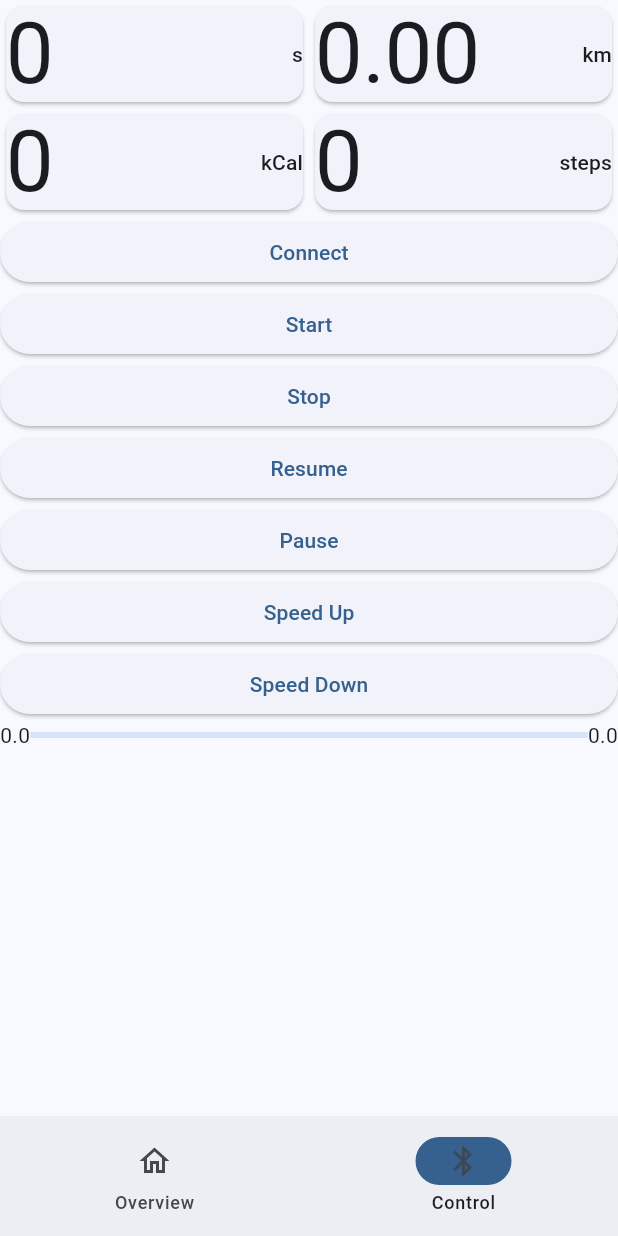
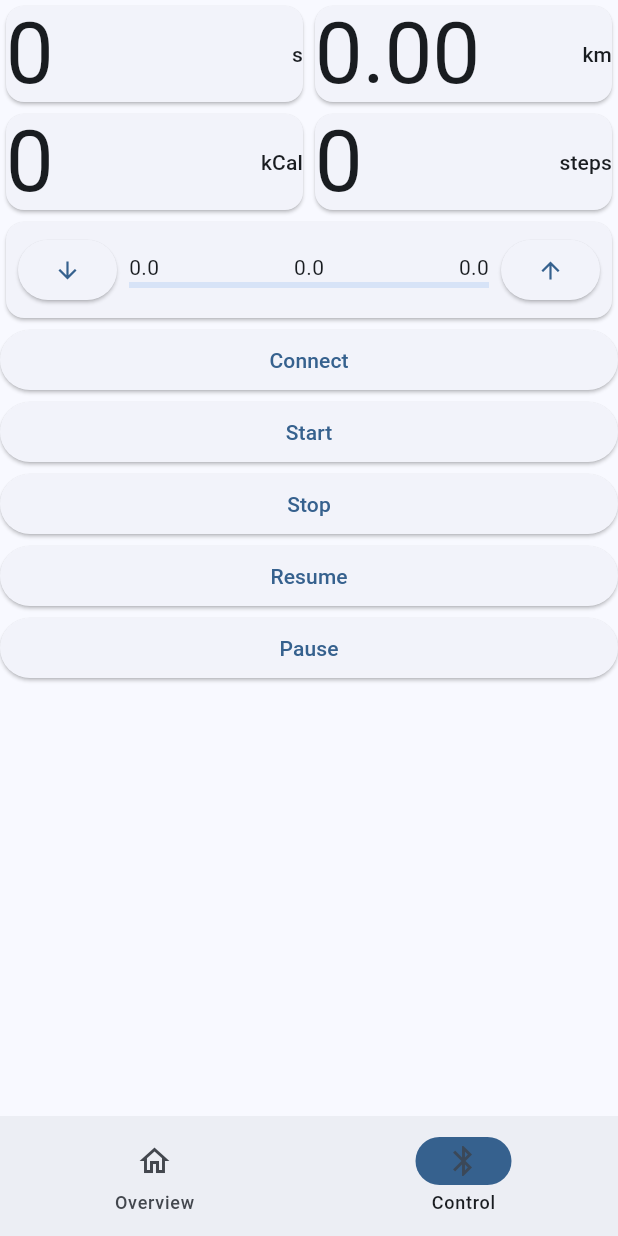
Before and after one commit to locback/FitnessMachine, a Flutter app: the screen it shows after launch, item 2 of the bottom bar chosen, on a phone screen of 412 x 824 dp. Run offline on Flutter 3.47's test engine with Material 3 defaults, Android fonts, the phone set to English and light mode, and no system bars; our stand-ins replace equatable, flutter_bloc, flutter_blue_plus, get_it, wakelock_plus; missing offline and left inert: safe_device.

Commit message:
Added basic speed indicator control

```diff
--- a/src/lib/modules/demo_ctrl/widgets/controls/speed_indicator.dart
+++ b/src/lib/modules/demo_ctrl/widgets/controls/speed_indicator.dart
@@ -11,13 +11,32 @@ class SpeedIndicator extends StatelessWidget {
     return BlocProvider(
         create: (ctx) => SpeedRangeAndSettingCubit(const SpeedState.zero()),
         child: BlocBuilder<SpeedRangeAndSettingCubit, SpeedState>(
-          builder: (ctx, state) => Row(
-            children: [
-              Text(state.minSpeed.toStringAsFixed(1)),
-              Expanded(child: LinearProgressIndicator(value: state.maxSpeed > 0 ? state.speedInKmh / state.maxSpeed : 0)),
-              Text(state.maxSpeed.toStringAsFixed(1)),
-            ],
-          ),
+          builder: (ctx, state) {
+            final cubit = ctx.read<SpeedRangeAndSettingCubit>();
+            return Card(
+                child: Row(
+              children: [
+                Padding(
+                    padding: const EdgeInsets.all(8),
+                    child: ElevatedButton(onPressed: () async => cubit.speedDown(), child: const Icon(Icons.arrow_downward))),
+                Expanded(
+                    child: Column(crossAxisAlignment: CrossAxisAlignment.stretch, children: [
+                  Row(children: [
+                    Align(alignment: Alignment.centerLeft, child: Text(state.minSpeed.toStringAsFixed(1))),
+                    Expanded(child: Align(alignment: Alignment.center, child: Text(state.speedInKmh.toStringAsFixed(1)))),
+                    Align(alignment: Alignment.centerRight, child: Text(state.maxSpeed.toStringAsFixed(1)))
+                  ]),
+                  Row(children: [
+                    Expanded(child: LinearProgressIndicator(value: state.maxSpeed > 0 ? state.speedInKmh / state.maxSpeed : 0))
+                  ]),
+                ])),
+                Padding(
+                  padding: const EdgeInsets.all(8.0),
+                  child: ElevatedButton(onPressed: () async => cubit.speedUp(), child: const Icon(Icons.arrow_upward)),
+                ),
+              ],
+            ));
+          },
         ));
   }
 }
--- a/src/lib/modules/demo_ctrl/widgets/controls/treadmill_controls.dart
+++ b/src/lib/modules/demo_ctrl/widgets/controls/treadmill_controls.dart
@@ -44,18 +44,6 @@ class TreadmillControls extends StatelessWidget {
         },
         child: const Text('Pause'),
       ),
-      ElevatedButton(
-        onPressed: () {
-          _treadmillControllService.speedUp();
-        },
-        child: const Text('Speed Up'),
-      ),
-      ElevatedButton(
-        onPressed: () {
-          _treadmillControllService.speedDown();
-        },
-        child: const Text('Speed Down'),
-      ),
     ]);
   }
 }
--- a/src/lib/modules/demo_ctrl/widgets/cubits/speed_range_and_setting_cubit.dart
+++ b/src/lib/modules/demo_ctrl/widgets/cubits/speed_range_and_setting_cubit.dart
@@ -2,17 +2,21 @@ import 'dart:async';
 import 'package:flutter_bloc/flutter_bloc.dart';
 import 'package:get_it/get_it.dart';
 import 'package:open_eqi_sports/modules/demo_ctrl/models/speed_state.dart';
+import 'package:open_eqi_sports/modules/hardware/services/fitness_machine_command_dispatcher.dart';
 import 'package:open_eqi_sports/modules/hardware/services/fitness_machine_query_dispatcher.dart';
 
 class SpeedRangeAndSettingCubit extends Cubit<SpeedState> {
   final FitnessMachineQueryDispatcher _fitnessMachineQueryDispatcher;
+  final FitnessMachineCommandDispatcher _fitnessMachineCommandDispatcher;
 
   StreamSubscription? _speedRangeSub;
   StreamSubscription? _sub;
 
   SpeedState _lastState = const SpeedState.zero();
 
-  SpeedRangeAndSettingCubit(super.initialState) : _fitnessMachineQueryDispatcher = GetIt.I<FitnessMachineQueryDispatcher>() {
+  SpeedRangeAndSettingCubit(super.initialState)
+      : _fitnessMachineQueryDispatcher = GetIt.I<FitnessMachineQueryDispatcher>(),
+        _fitnessMachineCommandDispatcher = GetIt.I<FitnessMachineCommandDispatcher>() {
     _sub = _fitnessMachineQueryDispatcher.treadmillDataStream.listen((update) {
       SpeedState state = _lastState.copyWith(speedInKmh: update.speedInKmh);
       emit(state);
@@ -26,6 +30,25 @@ class SpeedRangeAndSettingCubit extends Cubit<SpeedState> {
     });
   }
 
+  Future<void> speedUp() async => await _setSpeed(_lastState.speedInKmh + 0.5);
+
+  Future<void> speedDown() async => await _setSpeed(_lastState.speedInKmh - 0.5);
+
+  Future<void> _setSpeed(double speed) async {
+    final requestedSpeed = _clampValue(speed, _lastState.minSpeed, _lastState.maxSpeed);
+    _fitnessMachineCommandDispatcher.setSpeed(requestedSpeed);
+  }
+
+  static double _clampValue(double value, min, max) {
+    if (value < min) {
+      return min;
+    }
+    if (value > max) {
+      return max;
+    }
+    return value;
+  }
+
   @override
   Future<void> close() async {
     _sub?.cancel();
--- a/src/lib/modules/demo_ctrl/widgets/pages/control_page.dart
+++ b/src/lib/modules/demo_ctrl/widgets/pages/control_page.dart
@@ -14,8 +14,8 @@ class ControlPage extends StatelessWidget {
       create: (ctx) => TrainingStatusCubit(),
       child: Column(crossAxisAlignment: CrossAxisAlignment.stretch, children: [
         const WorkoutStatusPanel(),
+        const SpeedIndicator(),
         TreadmillControls(),
-        const SpeedIndicator(),
       ]),
     );
   }
--- a/src/lib/modules/hardware/services/treadmill_control_service.dart
+++ b/src/lib/modules/hardware/services/treadmill_control_service.dart
@@ -6,8 +6,6 @@ import 'package:open_eqi_sports/modules/hardware/services/fitness_machine_query_
 
 class TreadmillControlService {
   late Stream workoutStatusStream;
-
-  double _requestedSpeed = 0;
 
   final FitnessMachineCommandDispatcher _fitnessMachineCommandDispatcher;
   final FitnessMachineQueryDispatcher _fitnessMachineQueryDispatcher;
@@ -20,7 +18,6 @@ class TreadmillControlService {
     workoutStatusStream = _fitnessMachineQueryDispatcher.treadmillDataStream;
     _fitnessMachineQueryDispatcher.supportedSpeedRangeStream.listen((event) {
       _supportedSpeedRange = event;
-      _setSpeed(_requestedSpeed); // Incase we're outside the acceptable range
     });
   }
 
@@ -33,23 +30,4 @@ class TreadmillControlService {
   Future<void> pause() async => _fitnessMachineCommandDispatcher.pause();
 
   Future<void> resume() async => _fitnessMachineCommandDispatcher.resume();
-
-  Future<void> speedUp() async => await _setSpeed(_requestedSpeed + 0.5);
-
-  Future<void> speedDown() async => await _setSpeed(_requestedSpeed - 0.5);
-
-  Future<void> _setSpeed(double speed) async {
-    _requestedSpeed = _clampValue(speed, _supportedSpeedRange.minSpeedInKmh, _supportedSpeedRange.maxSpeedInKmh);
-    _fitnessMachineCommandDispatcher.setSpeed(speed);
-  }
-
-  static double _clampValue(double value, min, max) {
-    if (value < min) {
-      return min;
-    }
-    if (value > max) {
-      return max;
-    }
-    return value;
-  }
 }
```
